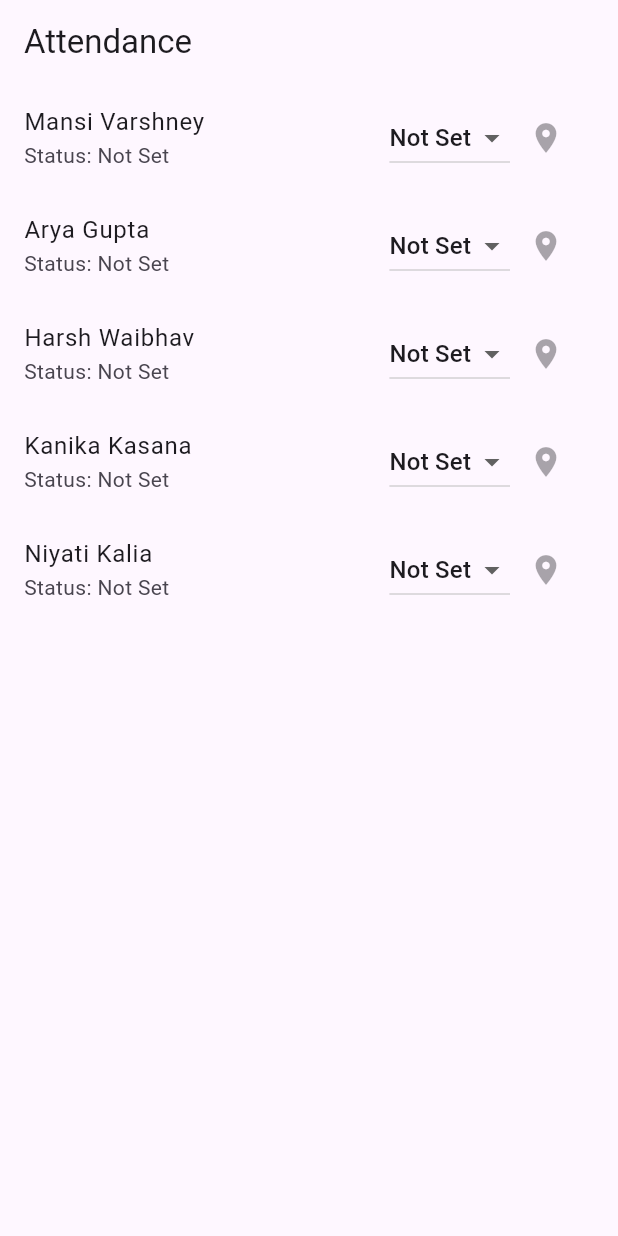
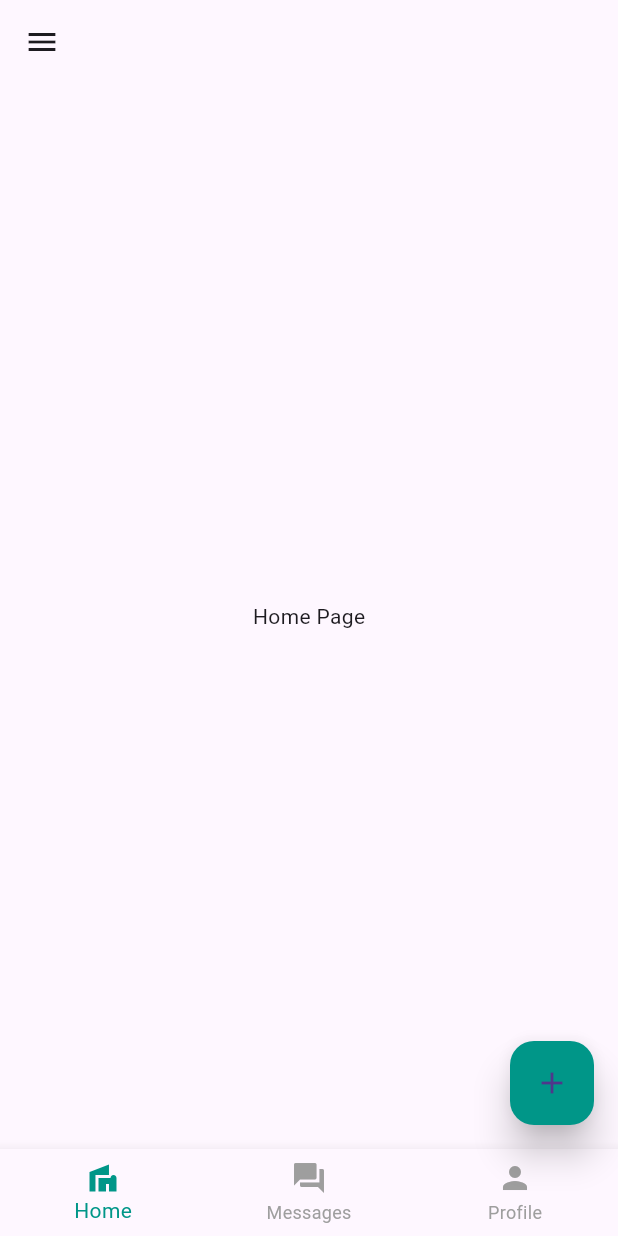
Before and after one commit to Harsh1708V/Vinove-Software-Flutter, a Flutter app: the screen it shows after launch, on a phone screen of 412 x 824 dp. Run offline on Flutter 3.47's test engine with Material 3 defaults, Android fonts, the phone set to English and light mode, and no system bars; our stand-ins replace geolocator, google_maps_flutter.

Commit message:
home screen routes update

```diff
--- /dev/null
+++ b/lib/home/home_screen.dart
@@ -0,0 +1,105 @@
+import 'package:flutter/material.dart';
+
+class HomePage extends StatelessWidget {
+  const HomePage({super.key});
+
+  Widget _buildDrawer(BuildContext context) {
+    return Drawer(
+      child: ListView(
+        children: [
+          _buildDrawerItem(
+            context,
+            title: 'Attendance',
+            route: '/attendance',
+          ),
+          _buildDrawerItem(
+            context,
+            title: 'History',
+            route: '/',
+          ),
+        ],
+      ),
+    );
+  }
+
+  Widget _buildDrawerItem(BuildContext context,
+      {required String title, required String route}) {
+    return ListTile(
+      title: Text(title),
+      onTap: () => Navigator.pushNamed(context, route),
+    );
+  }
+
+  Widget _buildFloatingActionButton(BuildContext context) {
+    return FloatingActionButton(
+      backgroundColor: Colors.teal, // Change this to your desired color
+      elevation: 10.0, // Adjust shadow depth if needed
+      onPressed: () {
+        // Show the popup when the button is clicked
+        showDialog(
+          context: context,
+          builder: (BuildContext context) {
+            return AlertDialog(
+              title: const Text('Options'),
+              content: Column(
+                mainAxisSize: MainAxisSize.min,
+                children: [
+                  const Text('Choose an option below:'),
+                  const SizedBox(height: 16.0), // Add spacing
+                  TextButton(
+                    onPressed: () {
+                      Navigator.pop(context); // Close the popup
+                      // Add your FAQ logic here
+                    },
+                    child: const Text('FAQ'),
+                  ),
+                ],
+              ),
+              actions: [
+                TextButton(
+                  onPressed: () {
+                    Navigator.pop(context); // Close the popup
+                  },
+                  child: const Text('Cancel'),
+                ),
+              ],
+            );
+          },
+        );
+      },
+      child: const Icon(Icons.add), // Move child to the end
+    );
+  }
+
+  Widget _buildBottomNavigationBar() {
+    return BottomNavigationBar(
+      items: const [
+        BottomNavigationBarItem(
+          icon: Icon(Icons.villa),
+          label: 'Home',
+        ),
+        BottomNavigationBarItem(
+          icon: Icon(Icons.question_answer),
+          label: 'Messages',
+        ),
+        BottomNavigationBarItem(
+          icon: Icon(Icons.person),
+          label: 'Profile',
+        ),
+      ],
+      selectedItemColor: Colors.teal,
+      unselectedItemColor: Colors.grey,
+    );
+  }
+
+  @override
+  Widget build(BuildContext context) {
+    return Scaffold(
+      appBar: AppBar(title: const Text('')),
+      drawer: _buildDrawer(context),
+      body: const Center(child: Text('Home Page')),
+      floatingActionButton: _buildFloatingActionButton(context),
+      bottomNavigationBar: _buildBottomNavigationBar(),
+    );
+  }
+}
--- a/lib/main.dart
+++ b/lib/main.dart
@@ -1,19 +1,27 @@
 import 'package:flutter/material.dart';
-import 'package:location_tracking_app/screens/attendance_screen.dart';
+import 'screens/attendance_screen.dart';
+import 'home/home_screen.dart';
+
 
 void main() {
-  runApp(MyApp());
+  runApp(const MyApp());
 }
 
 class MyApp extends StatelessWidget {
+  const MyApp({super.key});
+
+  Map<String, WidgetBuilder> _buildRoutes() {
+    return {
+      '/': (context) => const HomePage(),
+      '/attendance': (context) => const AttendancePage(),
+    };
+  }
+
   @override
   Widget build(BuildContext context) {
     return MaterialApp(
-      title: 'Location Tracking App',
-      theme: ThemeData(
-        primarySwatch: Colors.blue,
-      ),
-      home: AttendanceScreen(),
+      initialRoute: '/',
+      routes: _buildRoutes(),
     );
   }
 }
--- a/lib/screens/attendance_screen.dart
+++ b/lib/screens/attendance_screen.dart
@@ -1,94 +1,60 @@
 import 'package:flutter/material.dart';
-import 'package:location_tracking_app/screens/location_screen.dart';
-import 'package:geolocator/geolocator.dart';
+import 'location_screen.dart';
 
-class AttendanceScreen extends StatefulWidget {
-  @override
-  _AttendanceScreenState createState() => _AttendanceScreenState();
-}
+class AttendancePage extends StatelessWidget {
+  const AttendancePage({super.key});
 
-class _AttendanceScreenState extends State<AttendanceScreen> {
-  List<Map<String, dynamic>> members = [
-    {'name': 'Mansi Varshney', 'status': 'Not Set', 'location': null},
-    {'name': 'Arya Gupta', 'status': 'Not Set', 'location': null},
-    {'name': 'Harsh Waibhav', 'status': 'Not Set', 'location': null},
-    {'name': 'Kanika Kasana', 'status': 'Not Set', 'location': null},
-    {'name': 'Niyati Kalia', 'status': 'Not Set', 'location': null},
+  final List<Map<String, dynamic>> _members = const [
+    {'name': 'Harsh', 'id': 1},
+    {'name': 'Stark', 'id': 2},
+    {'name': 'Mansi', 'id': 3},
+    {'name': 'Kanika', 'id': 4},
+    {'name': 'Niyati', 'id': 5},
   ];
 
-  Future<void> _updateAttendance(int index, String status) async {
-    setState(() {
-      members[index]['status'] = status;
-    });
+  void _showMemberDetails(BuildContext context, String name) {
+    ScaffoldMessenger.of(context).showSnackBar(
+      SnackBar(content: Text('Details for $name')),
+    );
+  }
 
-    if (status == 'Present') {
-      try {
-        Position position = await Geolocator.getCurrentPosition(
-          desiredAccuracy: LocationAccuracy.high,
-        );
-        setState(() {
-          members[index]['location'] = position;
-        });
-      } catch (e) {
-        print("Error getting location: $e");
-        // Handle the error, maybe show a dialog to the user
-      }
-    } else {
-      setState(() {
-        members[index]['location'] = null;
-      });
-    }
+  void _navigateToLocationPage(BuildContext context, Map<String, dynamic> member) {
+    Navigator.push(
+      context,
+      MaterialPageRoute(
+        builder: (context) => LocationPage(member: member),
+      ),
+    );
+  }
+
+  Widget _buildMemberTile(BuildContext context, Map<String, dynamic> member) {
+    return ListTile(
+      title: Text(member['name']),
+      trailing: Row(
+        mainAxisSize: MainAxisSize.min,
+        children: [
+          IconButton(
+            icon: const Icon(Icons.info),
+            onPressed: () => _showMemberDetails(context, member['name']),
+          ),
+          IconButton(
+            icon: const Icon(Icons.location_on),
+            onPressed: () => _navigateToLocationPage(context, member),
+          ),
+        ],
+      ),
+    );
   }
 
   @override
   Widget build(BuildContext context) {
     return Scaffold(
-      appBar: AppBar(
-        title: Text('Attendance'),
-      ),
+      appBar: AppBar(title: const Text('Attendance')),
       body: ListView.builder(
-        itemCount: members.length,
+        itemCount: _members.length,
         itemBuilder: (context, index) {
-          return ListTile(
-            title: Text(members[index]['name']),
-            subtitle: Text('Status: ${members[index]['status']}'),
-            trailing: Row(
-              mainAxisSize: MainAxisSize.min,
-              children: [
-                DropdownButton<String>(
-                  value: members[index]['status'],
-                  onChanged: (String? newValue) {
-                    if (newValue != null) {
-                      _updateAttendance(index, newValue);
-                    }
-                  },
-                  items: <String>['Not Set', 'Present', 'Absent']
-                    .map<DropdownMenuItem<String>>((String value) {
-                      return DropdownMenuItem<String>(
-                        value: value,
-                        child: Text(value),
-                      );
-                    }).toList(),
-                ),
-                IconButton(
-                  icon: Icon(Icons.location_on),
-                  onPressed: members[index]['location'] != null
-                    ? () {
-                        Navigator.push(
-                          context,
-                          MaterialPageRoute(
-                            builder: (context) => LocationScreen(
-                              memberName: members[index]['name'],
-                              initialPosition: members[index]['location'],
-                            ),
-                          ),
-                        );
-                      }
-                    : null,
-                ),
-              ],
-            ),
-          );
+          final member = _members[index];
+          return _buildMemberTile(context, member);
         },
       ),
     );
```
Also changed, not shown: lib/screens/location_screen.dart (+172 -71 lines), lib/screens/route_screen.dart (+9 -10 lines).
